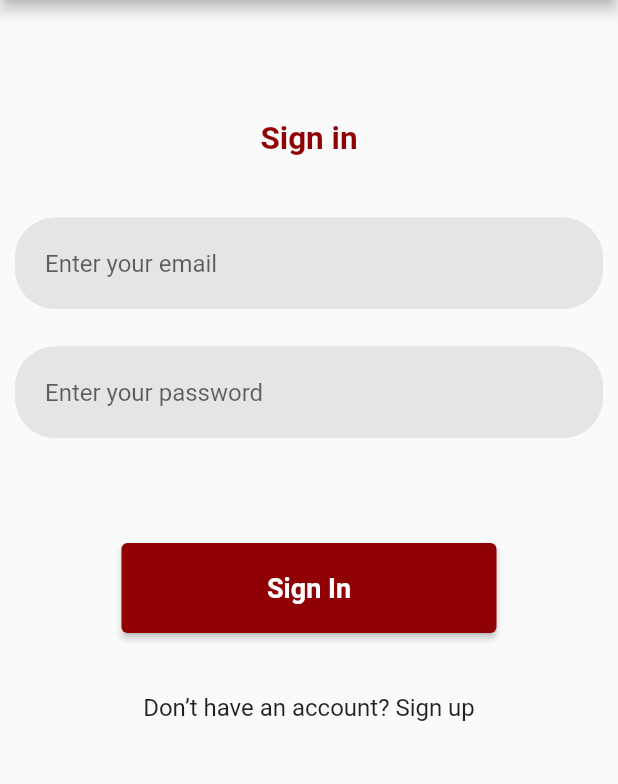
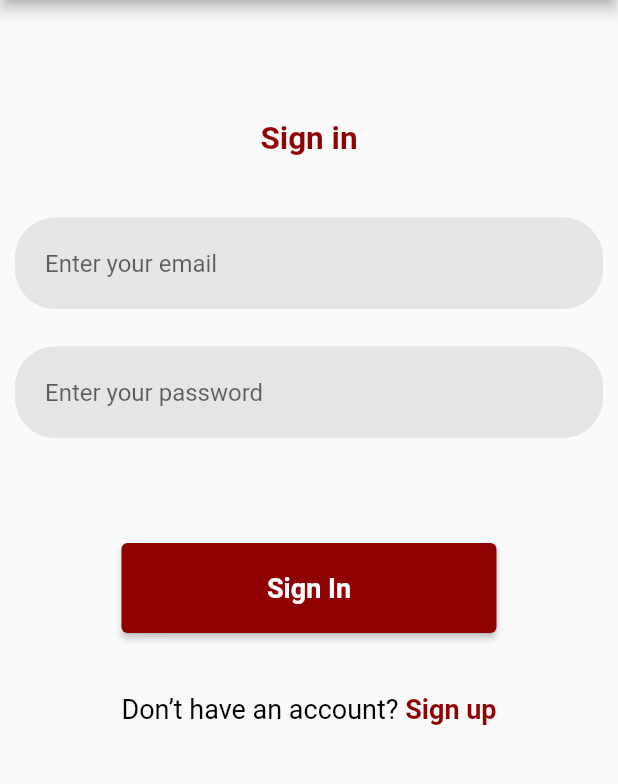
Before and after one commit to Voravomas/ucu_chat, a Flutter app: the screen it shows after launch, after a tap on "Get Started!", on a phone screen of 412 x 824 dp, the part 84-868 px from its top. Run offline on Flutter 3.47's test engine with Material 2 defaults, Android fonts, the phone set to English and light mode, and no system bars; our stand-ins replace firebase_core; accounts and stored records are empty.

```diff
--- a/lib/screens/signin.dart
+++ b/lib/screens/signin.dart
@@ -1,3 +1,4 @@
+import 'package:flutter/gestures.dart';
 import 'package:flutter/material.dart';
 import 'package:ucuchat/utils.dart';
 import 'package:ucuchat/constants.dart';
@@ -76,14 +77,21 @@ Container authAndRedirect(context, login, password, text, url) {
               ))));
 }
 
-Container getGoSignUp() {
+Container getGoSignUp(context) {
   return Container(
-    padding: EdgeInsets.only(top: 40.0),
-    child: Text(
-      "Don’t have an account? Sign up",
-      style: AppTextStyles.robotoBlack16Reg,
-    ),
-  );
+      padding: EdgeInsets.only(top: 40.0),
+      child: new RichText(
+          text: new TextSpan(
+              text: 'Don’t have an account? ',
+              style: AppTextStyles.robotoBlack18Reg,
+              children: [
+            new TextSpan(
+              text: 'Sign up',
+              style: AppTextStyles.robotoRed18Bold,
+              recognizer: new TapGestureRecognizer()
+                ..onTap = () => Navigator.pushNamed(context, "/signUp"),
+            )
+          ])));
 }
 
 class SignIn extends StatelessWidget {
@@ -104,7 +112,7 @@ class SignIn extends StatelessWidget {
             getTopText("Sign in"),
             LoginPassField(),
             authAndRedirect(context, "aaa", "aaa", "Sign In", "/selectChat"),
-            getGoSignUp()
+            getGoSignUp(context)
           ],
         ));
   }
--- a/pubspec.yaml
+++ b/pubspec.yaml
@@ -31,6 +31,7 @@ dependencies:
   # The following adds the Cupertino Icons font to your application.
   # Use with the CupertinoIcons class for iOS style icons.
   cupertino_icons: ^1.0.2
+  cloud_firestore: ^2.2.2
 
 dev_dependencies:
   flutter_test:
```
Also changed, not shown: pubspec.lock, 1 other file.
